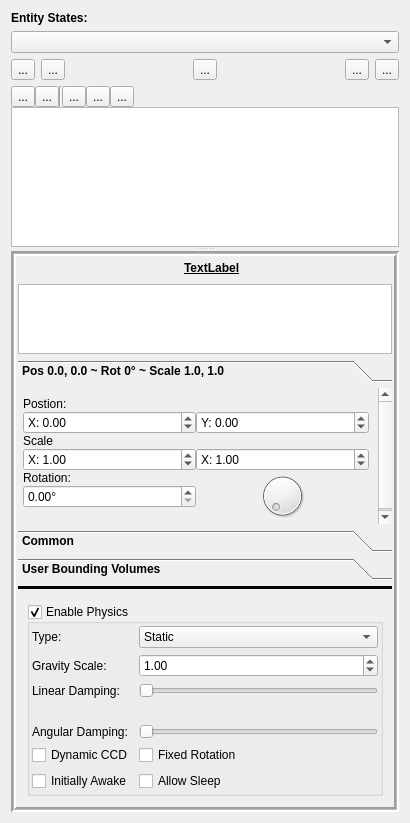
Above: DesignerTool/src/Entity/EntityWidget.ui from GameOverture/HarmonyEngine before the change. Below: the same form after it.
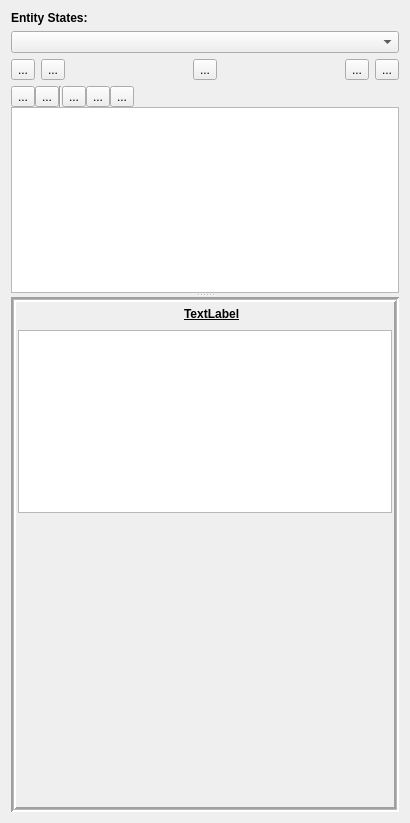
That is the form after the change. The open tabs and pages were chosen to show the change. Icons and pictures are not drawn. Custom widgets are drawn as their Qt base class.

Commit message: More property types

```diff
--- a/DesignerTool/src/Entity/EntityWidget.ui
+++ b/DesignerTool/src/Entity/EntityWidget.ui
@@ -275,510 +275,6 @@
            </property>
           </widget>
          </item>
-         <item>
-          <widget class="QToolBox" name="toolBox">
-           <property name="sizePolicy">
-            <sizepolicy hsizetype="Preferred" vsizetype="Fixed">
-             <horstretch>0</horstretch>
-             <verstretch>0</verstretch>
-            </sizepolicy>
-           </property>
-           <property name="minimumSize">
-            <size>
-             <width>0</width>
-             <height>220</height>
-            </size>
-           </property>
-           <property name="maximumSize">
-            <size>
-             <width>16777215</width>
-             <height>220</height>
-            </size>
-           </property>
-           <property name="font">
-            <font>
-             <weight>75</weight>
-             <bold>true</bold>
-            </font>
-           </property>
-           <property name="currentIndex">
-            <number>0</number>
-           </property>
-           <property name="hjj" stdset="0">
-            <string/>
-           </property>
-           <property name="asdf" stdset="0">
-            <longLong>0</longLong>
-           </property>
-           <property name="fff" stdset="0">
-            <font/>
-           </property>
-           <property name="Position" stdset="0">
-            <point>
-             <x>-3</x>
-             <y>0</y>
-            </point>
-           </property>
-           <widget class="QWidget" name="toolPageTransform">
-            <property name="geometry">
-             <rect>
-              <x>0</x>
-              <y>0</y>
-              <width>376</width>
-              <height>139</height>
-             </rect>
-            </property>
-            <attribute name="label">
-             <string>Pos 0.0, 0.0 ~ Rot 0° ~ Scale 1.0, 1.0</string>
-            </attribute>
-            <layout class="QVBoxLayout" name="verticalLayout_2">
-             <property name="spacing">
-              <number>0</number>
-             </property>
-             <property name="leftMargin">
-              <number>5</number>
-             </property>
-             <property name="bottomMargin">
-              <number>5</number>
-             </property>
-             <item>
-              <widget class="QLabel" name="lblPosition">
-               <property name="font">
-                <font>
-                 <weight>50</weight>
-                 <bold>false</bold>
-                </font>
-               </property>
-               <property name="text">
-                <string>Postion:</string>
-               </property>
-               <property name="alignment">
-                <set>Qt::AlignBottom|Qt::AlignLeading|Qt::AlignLeft</set>
-               </property>
-              </widget>
-             </item>
-             <item>
-              <layout class="QHBoxLayout" name="horizontalLayout_4">
-               <item>
-                <widget class="QDoubleSpinBox" name="sbTransformX">
-                 <property name="font">
-                  <font>
-                   <weight>50</weight>
-                   <bold>false</bold>
-                  </font>
-                 </property>
-                 <property name="prefix">
-                  <string>X: </string>
-                 </property>
-                 <property name="minimum">
-                  <double>-10000000000000000.000000000000000</double>
-                 </property>
-                 <property name="maximum">
-                  <double>10000000000000000.000000000000000</double>
-                 </property>
-                </widget>
-               </item>
-               <item>
-                <widget class="QDoubleSpinBox" name="sbTransformY">
-                 <property name="font">
-                  <font>
-                   <weight>50</weight>
-                   <bold>false</bold>
-                  </font>
-                 </property>
-                 <property name="prefix">
-                  <string>Y: </string>
-                 </property>
-                 <property name="minimum">
-                  <double>-10000000000000000.000000000000000</double>
-                 </property>
-                 <property name="maximum">
-                  <double>10000000000000000.000000000000000</double>
-                 </property>
-                </widget>
-               </item>
-              </layout>
-             </item>
-             <item>
-              <widget class="QLabel" name="lblScale">
-               <property name="font">
-                <font>
-                 <weight>50</weight>
-                 <bold>false</bold>
-                </font>
-               </property>
-               <property name="text">
-                <string>Scale</string>
-               </property>
-               <property name="alignment">
-                <set>Qt::AlignBottom|Qt::AlignLeading|Qt::AlignLeft</set>
-               </property>
-              </widget>
-             </item>
-             <item>
-              <layout class="QHBoxLayout" name="horizontalLayout_8">
-               <item>
-                <widget class="QDoubleSpinBox" name="sbScaleX">
-                 <property name="sizePolicy">
-                  <sizepolicy hsizetype="Minimum" vsizetype="Fixed">
-                   <horstretch>0</horstretch>
-                   <verstretch>0</verstretch>
-                  </sizepolicy>
-                 </property>
-                 <property name="font">
-                  <font>
-                   <weight>50</weight>
-                   <bold>false</bold>
-                  </font>
-                 </property>
-                 <property name="prefix">
-                  <string>X: </string>
-                 </property>
-                 <property name="maximum">
-                  <double>100.000000000000000</double>
-                 </property>
-                 <property name="singleStep">
-                  <double>0.050000000000000</double>
-                 </property>
-                 <property name="value">
-                  <double>1.000000000000000</double>
-                 </property>
-                </widget>
-               </item>
-               <item>
-                <widget class="QDoubleSpinBox" name="sbScaleY">
-                 <property name="font">
-                  <font>
-                   <weight>50</weight>
-                   <bold>false</bold>
-                  </font>
-                 </property>
-                 <property name="prefix">
-                  <string>X: </string>
-                 </property>
-                 <property name="minimum">
-                  <double>0.000000000000000</double>
-                 </property>
-                 <property name="maximum">
-                  <double>100.000000000000000</double>
-                 </property>
-                 <property name="singleStep">
-                  <double>0.050000000000000</double>
-                 </property>
-                 <property name="value">
-                  <double>1.000000000000000</double>
-                 </property>
-                </widget>
-               </item>
-              </layout>
-             </item>
-             <item>
-              <layout class="QHBoxLayout" name="horizontalLayout_9">
-               <item>
-                <layout class="QVBoxLayout" name="verticalLayout_5">
-                 <property name="spacing">
-                  <number>0</number>
-                 </property>
-                 <item>
-                  <widget class="QLabel" name="lblRotation">
-                   <property name="font">
-                    <font>
-                     <weight>50</weight>
-                     <bold>false</bold>
-                    </font>
-                   </property>
-                   <property name="text">
-                    <string>Rotation:</string>
-                   </property>
-                   <property name="alignment">
-                    <set>Qt::AlignBottom|Qt::AlignLeading|Qt::AlignLeft</set>
-                   </property>
-                  </widget>
-                 </item>
-                 <item>
-                  <widget class="QDoubleSpinBox" name="sbRotation">
-                   <property name="sizePolicy">
-                    <sizepolicy hsizetype="Minimum" vsizetype="Maximum">
-                     <horstretch>0</horstretch>
-                     <verstretch>0</verstretch>
-                    </sizepolicy>
-                   </property>
-                   <property name="font">
-                    <font>
-                     <weight>50</weight>
-                     <bold>false</bold>
-                    </font>
-                   </property>
-                   <property name="prefix">
-                    <string/>
-                   </property>
-                   <property name="suffix">
-                    <string>°</string>
-                   </property>
-                   <property name="maximum">
-                    <double>360.000000000000000</double>
-                   </property>
-                  </widget>
-                 </item>
-                 <item>
-                  <spacer name="verticalSpacer_3">
-                   <property name="orientation">
-                    <enum>Qt::Vertical</enum>
-                   </property>
-                   <property name="sizeHint" stdset="0">
-                    <size>
-                     <width>20</width>
-                     <height>40</height>
-                    </size>
-                   </property>
-                  </spacer>
-                 </item>
-                </layout>
-               </item>
-               <item>
-                <widget class="QDial" name="dialRotation"/>
-               </item>
-              </layout>
-             </item>
-            </layout>
-           </widget>
-           <widget class="QWidget" name="toolPageCommon">
-            <property name="geometry">
-             <rect>
-              <x>0</x>
-              <y>0</y>
-              <width>376</width>
-              <height>139</height>
-             </rect>
-            </property>
-            <attribute name="label">
-             <string>Common</string>
-            </attribute>
-            <layout class="QGridLayout" name="gridLayout">
-             <item row="0" column="0">
-              <widget class="QCheckBox" name="chkStartEnabled">
-               <property name="font">
-                <font>
-                 <weight>50</weight>
-                 <bold>false</bold>
-                </font>
-               </property>
-               <property name="text">
-                <string>Start Enabled</string>
-               </property>
-               <property name="checked">
-                <bool>true</bool>
-               </property>
-              </widget>
-             </item>
-             <item row="0" column="1">
-              <widget class="QCheckBox" name="chkUpdateWhilePaused">
-               <property name="font">
-                <font>
-                 <weight>50</weight>
-                 <bold>false</bold>
-                </font>
-               </property>
-               <property name="text">
-                <string>Update while game is paused</string>
-               </property>
-              </widget>
-             </item>
-             <item row="1" column="0">
-              <widget class="QLabel" name="label_15">
-               <property name="font">
-                <font>
-                 <weight>50</weight>
-                 <bold>false</bold>
-                </font>
-               </property>
-               <property name="text">
-                <string>Tag:</string>
-               </property>
-              </widget>
-             </item>
-             <item row="1" column="1">
-              <widget class="QSpinBox" name="sbTag">
-               <property name="font">
-                <font>
-                 <weight>50</weight>
-                 <bold>false</bold>
-                </font>
-               </property>
-               <property name="minimum">
-                <number>-999999999</number>
-               </property>
-               <property name="maximum">
-                <number>999999999</number>
-               </property>
-              </widget>
-             </item>
-             <item row="2" column="0">
-              <widget class="QLabel" name="label_9">
-               <property name="font">
-                <font>
-                 <weight>50</weight>
-                 <bold>false</bold>
-                </font>
-               </property>
-               <property name="text">
-                <string>Display Order:</string>
-               </property>
-              </widget>
-             </item>
-             <item row="2" column="1">
-              <widget class="QSpinBox" name="sbDisplayOrder">
-               <property name="font">
-                <font>
-                 <weight>50</weight>
-                 <bold>false</bold>
-                </font>
-               </property>
-               <property name="minimum">
-                <number>-999999999</number>
-               </property>
-               <property name="maximum">
-                <number>999999999</number>
-               </property>
-              </widget>
-             </item>
-            </layout>
-           </widget>
-           <widget class="QWidget" name="toolPageBoundingVolumes">
-            <property name="geometry">
-             <rect>
-              <x>0</x>
-              <y>0</y>
-              <width>376</width>
-              <height>139</height>
-             </rect>
-            </property>
-            <attribute name="label">
-             <string>User Bounding Volumes</string>
-            </attribute>
-            <layout class="QVBoxLayout" name="verticalLayout_3">
-             <item>
-              <layout class="QHBoxLayout" name="horizontalLayout_10">
-               <item>
-                <widget class="QToolButton" name="toolButton_2">
-                 <property name="text">
-                  <string>...</string>
-                 </property>
-                </widget>
-               </item>
-               <item>
-                <widget class="QToolButton" name="toolButton">
-                 <property name="text">
-                  <string>...</string>
-                 </property>
-                </widget>
-               </item>
-               <item>
-                <widget class="QComboBox" name="comboBox"/>
-               </item>
-               <item>
-                <widget class="QToolButton" name="toolButton_3">
-                 <property name="text">
-                  <string>...</string>
-                 </property>
-                </widget>
-               </item>
-              </layout>
-             </item>
-             <item>
-              <widget class="QGroupBox" name="groupBox">
-               <property name="title">
-                <string>Insert new BV at this state [0] [0]</string>
-               </property>
-               <property name="checkable">
-                <bool>true</bool>
-               </property>
-               <property name="checked">
-                <bool>false</bool>
-               </property>
-               <layout class="QHBoxLayout" name="horizontalLayout_11">
-                <item>
-                 <widget class="QPushButton" name="pushButton">
-                  <property name="text">
-                   <string>Draw BV</string>
-                  </property>
-                 </widget>
-                </item>
-                <item>
-                 <widget class="QComboBox" name="comboBox_2">
-                  <item>
-                   <property name="text">
-                    <string>None</string>
-                   </property>
-                  </item>
-                  <item>
-                   <property name="text">
-                    <string>Box</string>
-                   </property>
-                  </item>
-                  <item>
-                   <property name="text">
-                    <string>Circle</string>
-                   </property>
-                  </item>
-                  <item>
-                   <property name="text">
-                    <string>Polygon</string>
-                   </property>
-                  </item>
-                  <item>
-                   <property name="text">
-                    <string>Line Chain</string>
-                   </property>
-                  </item>
-                  <item>
-                   <property name="text">
-                    <string>Line Loop</string>
-                   </property>
-                  </item>
-                  <item>
-                   <property name="text">
-                    <string>Line Segment</string>
-                   </property>
-                  </item>
-                 </widget>
-                </item>
-               </layout>
-              </widget>
-             </item>
-             <item>
-              <spacer name="verticalSpacer_4">
-               <property name="orientation">
-                <enum>Qt::Vertical</enum>
-               </property>
-               <property name="sizeHint" stdset="0">
-                <size>
-                 <width>20</width>
-                 <height>25</height>
-                </size>
-               </property>
-              </spacer>
-             </item>
-            </layout>
-           </widget>
-          </widget>
-         </item>
-         <item>
-          <widget class="Line" name="toolBoxLine">
-           <property name="frameShadow">
-            <enum>QFrame::Plain</enum>
-           </property>
-           <property name="lineWidth">
-            <number>3</number>
-           </property>
-           <property name="midLineWidth">
-            <number>1</number>
-           </property>
-           <property name="orientation">
-            <enum>Qt::Horizontal</enum>
-           </property>
-          </widget>
-         </item>
          <item>
           <widget class="QStackedWidget" name="stackedWidget">
            <property name="sizePolicy">
@@ -818,142 +314,6 @@
            </widget>
            <widget class="QWidget" name="pageEntity">
             <layout class="QVBoxLayout" name="verticalLayout_15">
-             <item>
-              <widget class="QGroupBox" name="grpPhysics_2">
-               <property name="title">
-                <string>Enable Physics</string>
-               </property>
-               <property name="checkable">
-                <bool>true</bool>
-               </property>
-               <layout class="QFormLayout" name="formLayout_2">
-                <property name="leftMargin">
-                 <number>2</number>
-                </property>
-                <property name="topMargin">
-                 <number>2</number>
-                </property>
-                <property name="rightMargin">
-                 <number>2</number>
-                </property>
-                <property name="bottomMargin">
-                 <number>2</number>
-                </property>
-                <item row="0" column="0">
-                 <widget class="QLabel" name="label_10">
-                  <property name="text">
-                   <string>Type:</string>
-                  </property>
-                 </widget>
-                </item>
-                <item row="0" column="1">
-                 <widget class="QComboBox" name="comboBox_4">
-                  <item>
-                   <property name="text">
-                    <string>Static</string>
-                   </property>
-                  </item>
-                  <item>
-                   <property name="text">
-                    <string>Kinematic</string>
-                   </property>
-                  </item>
-                  <item>
-                   <property name="text">
-                    <string>Dynamic</string>
-                   </property>
-                  </item>
-                 </widget>
-                </item>
-                <item row="3" column="0">
-                 <widget class="QLabel" name="label_11">
-                  <property name="text">
-                   <string>Gravity Scale:</string>
-                  </property>
-                 </widget>
-                </item>
-                <item row="3" column="1">
-                 <widget class="QDoubleSpinBox" name="doubleSpinBox_4">
-                  <property name="singleStep">
-                   <double>0.100000000000000</double>
-                  </property>
-                  <property name="value">
-                   <double>1.000000000000000</double>
-                  </property>
-                 </widget>
-                </item>
-                <item row="6" column="0">
-                 <widget class="QLabel" name="label_12">
-                  <property name="text">
-                   <string>Linear Damping:</string>
-                  </property>
-                 </widget>
-                </item>
-                <item row="6" column="1">
-                 <widget class="QSlider" name="horizontalSlider_3">
-                  <property name="maximum">
-                   <number>100</number>
-                  </property>
-                  <property name="orientation">
-                   <enum>Qt::Horizontal</enum>
-                  </property>
-                 </widget>
-                </item>
-                <item row="7" column="0">
-                 <widget class="QLabel" name="label_13">
-                  <property name="text">
-                   <string/>
-                  </property>
-                 </widget>
-                </item>
-                <item row="8" column="0">
-                 <widget class="QLabel" name="label_14">
-                  <property name="text">
-                   <string>Angular Damping:</string>
-                  </property>
-                 </widget>
-                </item>
-                <item row="8" column="1">
-                 <widget class="QSlider" name="horizontalSlider_4">
-                  <property name="maximum">
-                   <number>100</number>
-                  </property>
-                  <property name="orientation">
-                   <enum>Qt::Horizontal</enum>
-                  </property>
-                 </widget>
-                </item>
-                <item row="9" column="0">
-                 <widget class="QCheckBox" name="chkDynamicCcd_2">
-                  <property name="text">
-                   <string>Dynamic CCD</string>
-                  </property>
-                 </widget>
-                </item>
-                <item row="9" column="1">
-                 <widget class="QCheckBox" name="chkFixedRot_2">
-                  <property name="text">
-                   <string>Fixed Rotation</string>
-                  </property>
-                 </widget>
-                </item>
-                <item row="10" column="0">
-                 <widget class="QCheckBox" name="chkInitiallyAwake_2">
-                  <property name="text">
-                   <string>Initially Awake</string>
-                  </property>
-                 </widget>
-                </item>
-                <item row="10" column="1">
-                 <widget class="QCheckBox" name="chkAllowSleep_2">
-                  <property name="text">
-                   <string>Allow Sleep</string>
-                  </property>
-                 </widget>
-                </item>
-               </layout>
-              </widget>
-             </item>
              <item>
               <spacer name="verticalSpacer_2">
                <property name="orientation">
```
Left out of the diff: 2 changed lines with no effect on the pictures. The commit also changes 9 other files.
